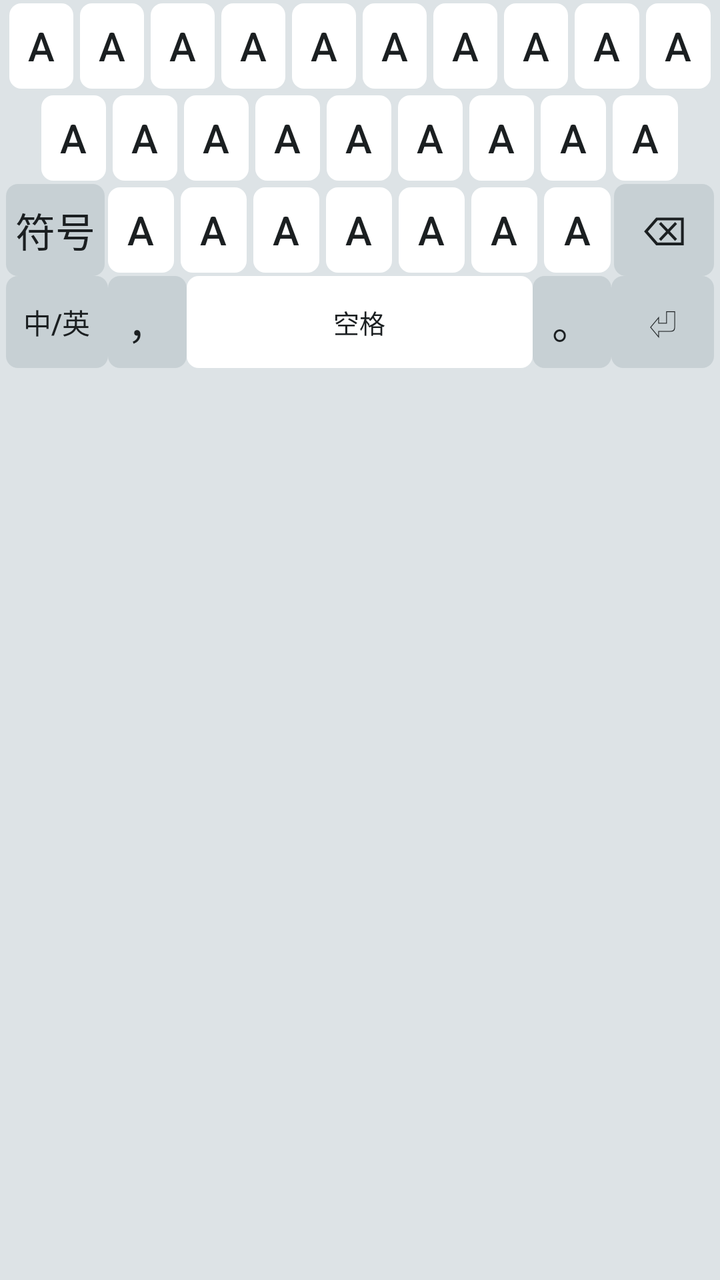
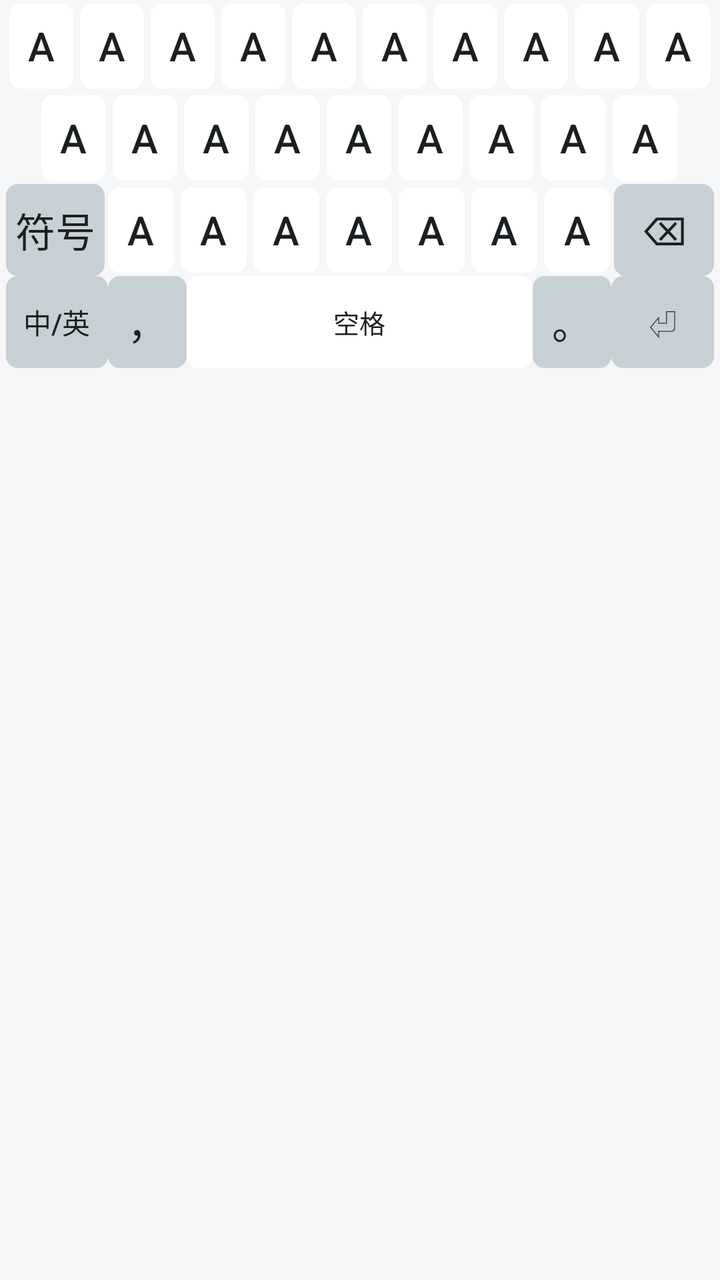

Before-and-after screenshots of an Android layout around one commit, followed by the original layout XML and the change that was made.
<!-- AndroidManifest.xml: application theme Theme.PickWord -->
<!-- res/layout/keyboard_qwerty.xml -->
<?xml version="1.0" encoding="utf-8"?>
<LinearLayout xmlns:android="http://schemas.android.com/apk/res/android"
    android:id="@+id/keyboard_qwerty"
    android:layout_width="match_parent"
    android:layout_height="wrap_content"
    android:background="@color/keyboard_bg"
    android:orientation="vertical"
    android:paddingStart="3dp"
    android:paddingEnd="3dp"
    android:paddingBottom="3dp">

    <LinearLayout
        android:layout_width="match_parent"
        android:layout_height="@dimen/key_height"
        android:orientation="horizontal">

        <include layout="@layout/key_letter" android:id="@+id/k_q" />
        <include layout="@layout/key_letter" android:id="@+id/k_w" />
        <include layout="@layout/key_letter" android:id="@+id/k_e" />
        <include layout="@layout/key_letter" android:id="@+id/k_r" />
        <include layout="@layout/key_letter" android:id="@+id/k_t" />
        <include layout="@layout/key_letter" android:id="@+id/k_y" />
        <include layout="@layout/key_letter" android:id="@+id/k_u" />
        <include layout="@layout/key_letter" android:id="@+id/k_i" />
        <include layout="@layout/key_letter" android:id="@+id/k_o" />
        <include layout="@layout/key_letter" android:id="@+id/k_p" />
    </LinearLayout>

    <LinearLayout
        android:layout_width="match_parent"
        android:layout_height="@dimen/key_height"
        android:orientation="horizontal">

        <View
            android:layout_width="0dp"
            android:layout_height="0dp"
            android:layout_weight="0.5" />
        <include layout="@layout/key_letter" android:id="@+id/k_a" />
        <include layout="@layout/key_letter" android:id="@+id/k_s" />
        <include layout="@layout/key_letter" android:id="@+id/k_d" />
        <include layout="@layout/key_letter" android:id="@+id/k_f" />
        <include layout="@layout/key_letter" android:id="@+id/k_g" />
        <include layout="@layout/key_letter" android:id="@+id/k_h" />
        <include layout="@layout/key_letter" android:id="@+id/k_j" />
        <include layout="@layout/key_letter" android:id="@+id/k_k" />
        <include layout="@layout/key_letter" android:id="@+id/k_l" />
        <View
            android:layout_width="0dp"
            android:layout_height="0dp"
            android:layout_weight="0.5" />
    </LinearLayout>

    <LinearLayout
        android:layout_width="match_parent"
        android:layout_height="@dimen/key_height"
        android:orientation="horizontal">

        <Button
            android:id="@+id/k_symbol"
            style="@style/KeyText"
            android:layout_width="0dp"
            android:layout_height="match_parent"
            android:layout_weight="1.5"
            android:background="@drawable/bg_key_special"
            android:text="@string/key_symbol" />

        <include layout="@layout/key_letter" android:id="@+id/k_z" />
        <include layout="@layout/key_letter" android:id="@+id/k_x" />
        <include layout="@layout/key_letter" android:id="@+id/k_c" />
        <include layout="@layout/key_letter" android:id="@+id/k_v" />
        <include layout="@layout/key_letter" android:id="@+id/k_b" />
        <include layout="@layout/key_letter" android:id="@+id/k_n" />
        <include layout="@layout/key_letter" android:id="@+id/k_m" />

        <Button
            android:id="@+id/k_delete"
            style="@style/KeyText"
            android:layout_width="0dp"
            android:layout_height="match_parent"
            android:layout_weight="1.5"
            android:background="@drawable/bg_key_special"
            android:contentDescription="@string/cdesc_delete"
            android:text="⌫" />
    </LinearLayout>

    <LinearLayout
        android:layout_width="match_parent"
        android:layout_height="@dimen/key_height"
        android:orientation="horizontal">

        <Button
            android:id="@+id/k_lang"
            style="@style/KeyText"
            android:layout_width="0dp"
            android:layout_height="match_parent"
            android:layout_weight="1.3"
            android:background="@drawable/bg_key_special"
            android:text="@string/key_lang"
            android:textSize="14sp" />

        <Button
            android:id="@+id/k_comma"
            style="@style/KeyText"
            android:layout_width="0dp"
            android:layout_height="match_parent"
            android:layout_weight="1"
            android:background="@drawable/bg_key_special"
            android:text="，" />

        <Button
            android:id="@+id/k_space"
            style="@style/KeyText"
            android:layout_width="0dp"
            android:layout_height="match_parent"
            android:layout_weight="4.4"
            android:background="@drawable/bg_key"
            android:text="@string/key_space"
            android:textSize="13sp" />

        <Button
            android:id="@+id/k_period"
            style="@style/KeyText"
            android:layout_width="0dp"
            android:layout_height="match_parent"
            android:layout_weight="1"
            android:background="@drawable/bg_key_special"
            android:text="。" />

        <Button
            android:id="@+id/k_enter"
            style="@style/KeyText"
            android:layout_width="0dp"
            android:layout_height="match_parent"
            android:layout_weight="1.3"
            android:background="@drawable/bg_key_special"
            android:contentDescription="@string/cdesc_enter"
            android:text="⏎" />
    </LinearLayout>
</LinearLayout>
<!-- res/layout/key_letter.xml (included above) -->
<?xml version="1.0" encoding="utf-8"?>
<Button xmlns:android="http://schemas.android.com/apk/res/android"
    style="@style/KeyText"
    android:layout_width="0dp"
    android:layout_height="match_parent"
    android:layout_margin="1.5dp"
    android:layout_weight="1"
    android:text="a" />
<!-- resources referenced by this layout -->
<resources>
  <color name="keyboard_bg">#DDE3E6</color>
  <dimen name="key_height">46dp</dimen>
  <!-- drawable bg_key (drawable) -->
  <?xml version="1.0" encoding="utf-8"?>
  <selector xmlns:android="http://schemas.android.com/apk/res/android">
      <item android:state_pressed="true">
          <shape android:shape="rectangle">
              <solid android:color="@color/brand_soft" />
              <corners android:radius="6dp" />
          </shape>
      </item>
      <item>
          <shape android:shape="rectangle">
              <solid android:color="@color/key_bg" />
              <corners android:radius="6dp" />
          </shape>
      </item>
  </selector>
  <!-- drawable bg_key_special (drawable) -->
  <?xml version="1.0" encoding="utf-8"?>
  <selector xmlns:android="http://schemas.android.com/apk/res/android">
      <item android:state_pressed="true">
          <shape android:shape="rectangle">
              <solid android:color="@color/brand_soft" />
              <corners android:radius="6dp" />
          </shape>
      </item>
      <item>
          <shape android:shape="rectangle">
              <solid android:color="@color/key_bg_special" />
              <corners android:radius="6dp" />
          </shape>
      </item>
  </selector>
  <string name="cdesc_delete">删除</string>
  <string name="cdesc_enter">换行</string>
  <string name="key_lang">中/英</string>
  <string name="key_space">空格</string>
  <string name="key_symbol">符号</string>
  <style name="KeyText" parent="Widget.AppCompat.Button">
          <item name="android:textSize">20sp</item>
          <item name="android:textColor">@color/key_fg</item>
          <item name="android:background">@drawable/bg_key</item>
          <item name="android:minWidth">0dp</item>
          <item name="android:minHeight">0dp</item>
          <item name="android:minEms">0</item>
          <item name="android:paddingLeft">0dp</item>
          <item name="android:paddingRight">0dp</item>
          <item name="android:paddingTop">0dp</item>
          <item name="android:paddingBottom">0dp</item>
          <item name="android:stateListAnimator">@null</item>
          <item name="android:gravity">center</item>
      </style>
  <style name="Theme.PickWord" parent="Theme.AppCompat.DayNight.NoActionBar">
          <item name="colorPrimary">@color/brand</item>
          <item name="colorPrimaryDark">@color/brand_dark</item>
          <item name="colorAccent">@color/brand</item>
          <item name="android:windowBackground">@color/window_bg</item>
          <item name="android:textColorPrimary">@color/text_primary</item>
          <item name="android:textColorSecondary">@color/text_secondary</item>
      </style>
  <color name="brand_soft">#DCEFE9</color>
  <color name="key_bg">#FFFFFF</color>
  <color name="key_bg_special">#C7D0D4</color>
  <color name="key_fg">#1B1F21</color>
  <color name="brand">#0E7C66</color>
  <color name="brand_dark">#0A5A4A</color>
  <color name="window_bg">#F4F6F7</color>
  <color name="text_primary">#172021</color>
  <color name="text_secondary">#5F6B70</color>
</resources>

<!-- the commit's change to res/layout/keyboard_qwerty.xml (unified diff, before → after) -->
@@ -3,16 +3,37 @@
     android:id="@+id/keyboard_qwerty"
     android:layout_width="match_parent"
     android:layout_height="wrap_content"
-    android:background="@color/keyboard_bg"
     android:orientation="vertical"
     android:paddingStart="3dp"
     android:paddingEnd="3dp"
     android:paddingBottom="3dp">
 
+    
+    <LinearLayout
+        android:id="@+id/row_number"
+        android:layout_width="match_parent"
+        android:layout_height="@dimen/key_height"
+        android:orientation="horizontal"
+        android:tag="row"
+        android:visibility="gone">
+
+        <include layout="@layout/key_item" android:id="@+id/n_1" />
+        <include layout="@layout/key_item" android:id="@+id/n_2" />
+        <include layout="@layout/key_item" android:id="@+id/n_3" />
+        <include layout="@layout/key_item" android:id="@+id/n_4" />
+        <include layout="@layout/key_item" android:id="@+id/n_5" />
+        <include layout="@layout/key_item" android:id="@+id/n_6" />
+        <include layout="@layout/key_item" android:id="@+id/n_7" />
+        <include layout="@layout/key_item" android:id="@+id/n_8" />
+        <include layout="@layout/key_item" android:id="@+id/n_9" />
+        <include layout="@layout/key_item" android:id="@+id/n_0" />
+    </LinearLayout>
+
     <LinearLayout
         android:layout_width="match_parent"
         android:layout_height="@dimen/key_height"
-        android:orientation="horizontal">
+        android:orientation="horizontal"
+        android:tag="row">
 
         <include layout="@layout/key_letter" android:id="@+id/k_q" />
         <include layout="@layout/key_letter" android:id="@+id/k_w" />
@@ -29,7 +50,8 @@
     <LinearLayout
         android:layout_width="match_parent"
         android:layout_height="@dimen/key_height"
-        android:orientation="horizontal">
+        android:orientation="horizontal"
+        android:tag="row">
 
         <View
             android:layout_width="0dp"
@@ -53,7 +75,8 @@
     <LinearLayout
         android:layout_width="match_parent"
         android:layout_height="@dimen/key_height"
-        android:orientation="horizontal">
+        android:orientation="horizontal"
+        android:tag="row">
 
         <Button
             android:id="@+id/k_symbol"
@@ -62,6 +85,7 @@
             android:layout_height="match_parent"
             android:layout_weight="1.5"
             android:background="@drawable/bg_key_special"
+            android:tag="special"
             android:text="@string/key_symbol" />
 
         <include layout="@layout/key_letter" android:id="@+id/k_z" />
@@ -80,13 +104,15 @@
             android:layout_weight="1.5"
             android:background="@drawable/bg_key_special"
             android:contentDescription="@string/cdesc_delete"
+            android:tag="special"
             android:text="⌫" />
     </LinearLayout>
 
     <LinearLayout
         android:layout_width="match_parent"
         android:layout_height="@dimen/key_height"
-        android:orientation="horizontal">
+        android:orientation="horizontal"
+        android:tag="row">
 
         <Button
             android:id="@+id/k_lang"
@@ -95,6 +121,7 @@
             android:layout_height="match_parent"
             android:layout_weight="1.3"
             android:background="@drawable/bg_key_special"
+            android:tag="special"
             android:text="@string/key_lang"
             android:textSize="14sp" />
 
@@ -105,6 +132,7 @@
             android:layout_height="match_parent"
             android:layout_weight="1"
             android:background="@drawable/bg_key_special"
+            android:tag="special"
             android:text="，" />
 
         <Button
@@ -124,6 +152,7 @@
             android:layout_height="match_parent"
             android:layout_weight="1"
             android:background="@drawable/bg_key_special"
+            android:tag="special"
             android:text="。" />
 
         <Button
@@ -134,9 +163,19 @@
             android:layout_weight="1.3"
             android:background="@drawable/bg_key_special"
             android:contentDescription="@string/cdesc_enter"
+            android:tag="special"
             android:text="⏎" />
     </LinearLayout>
 </LinearLayout>
+<!-- res/layout/key_item.xml (included above) -->
+<?xml version="1.0" encoding="utf-8"?>
+<Button xmlns:android="http://schemas.android.com/apk/res/android"
+    style="@style/KeyText"
+    android:layout_width="0dp"
+    android:layout_height="match_parent"
+    android:layout_margin="1.5dp"
+    android:layout_weight="1"
+    android:text="·" />
 <!-- res/layout/key_letter.xml (included above) -->
 <?xml version="1.0" encoding="utf-8"?>
 <Button xmlns:android="http://schemas.android.com/apk/res/android"
<!-- resource entries referenced after the edit -->
@@ -1,6 +1,5 @@
 <!-- resources referenced by this layout -->
 <resources>
-  <color name="keyboard_bg">#DDE3E6</color>
   <dimen name="key_height">46dp</dimen>
   <!-- drawable bg_key (drawable) -->
   <?xml version="1.0" encoding="utf-8"?>
